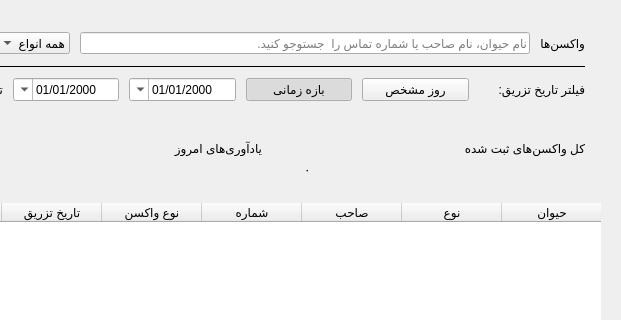
Qt form vaccinationswidget.ui (Mohoya7/veterinary-vaccination-system) before a commit; both pictures show x 379 to 1000 and y 0 to 320 of the 1000 by 700 pixel window.
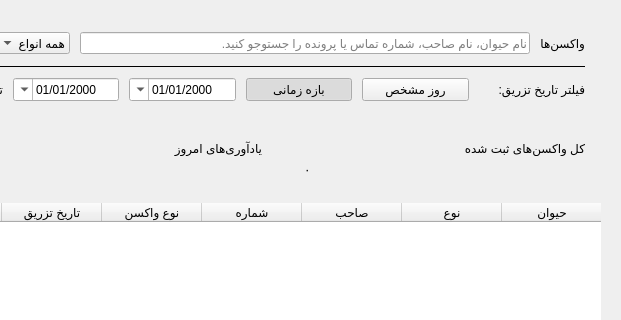
The same form after that commit.

Diff of the .ui file:
```diff
--- a/vaccinationswidget.ui
+++ b/vaccinationswidget.ui
@@ -32,7 +32,7 @@
         </item>
         <item>
          <widget class="QLineEdit" name="searchEdit">
-          <property name="placeholderText"><string>نام حیوان، نام صاحب یا شماره تماس را  جستوجو کنید.</string></property>
+          <property name="placeholderText"><string>نام حیوان، نام صاحب، شماره تماس یا پرونده را جستوجو کنید.</string></property>
           <property name="minimumWidth"><number>180</number></property>
          </widget>
         </item>
```
